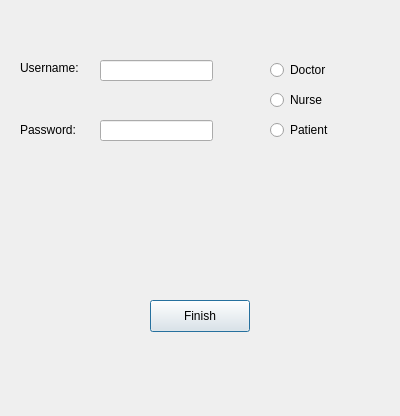
The window that hospital/register.ui (mohammedyassin11/Healthcare-system) describes before a commit, drawn with Qt 5.
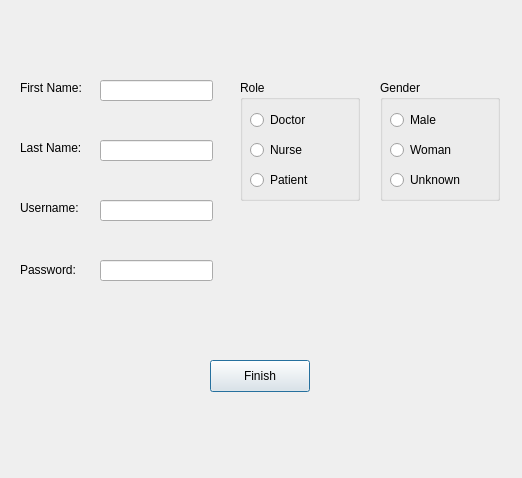
The same window after the commit.

What changed in the file:
```diff
--- a/hospital/register.ui
+++ b/hospital/register.ui
@@ -6,8 +6,8 @@
    <rect>
     <x>0</x>
     <y>0</y>
-    <width>400</width>
-    <height>416</height>
+    <width>522</width>
+    <height>478</height>
    </rect>
   </property>
   <property name="windowTitle">
@@ -17,7 +17,7 @@
    <property name="geometry">
     <rect>
      <x>100</x>
-     <y>60</y>
+     <y>200</y>
      <width>113</width>
      <height>21</height>
     </rect>
@@ -27,17 +27,20 @@
    <property name="geometry">
     <rect>
      <x>100</x>
-     <y>120</y>
+     <y>260</y>
      <width>113</width>
      <height>21</height>
     </rect>
    </property>
+   <property name="echoMode">
+    <enum>QLineEdit::Password</enum>
+   </property>
   </widget>
   <widget class="QLabel" name="UsernameLabelRegister">
    <property name="geometry">
     <rect>
      <x>20</x>
-     <y>60</y>
+     <y>200</y>
      <width>71</width>
      <height>16</height>
     </rect>
@@ -50,7 +53,7 @@
    <property name="geometry">
     <rect>
      <x>20</x>
-     <y>120</y>
+     <y>260</y>
      <width>61</width>
      <height>20</height>
     </rect>
@@ -59,50 +62,11 @@
     <string>Password:</string>
    </property>
   </widget>
-  <widget class="QRadioButton" name="DocRadButt">
-   <property name="geometry">
-    <rect>
-     <x>270</x>
-     <y>60</y>
-     <width>99</width>
-     <height>20</height>
-    </rect>
-   </property>
-   <property name="text">
-    <string>Doctor</string>
-   </property>
-  </widget>
-  <widget class="QRadioButton" name="NurRadButt">
-   <property name="geometry">
-    <rect>
-     <x>270</x>
-     <y>90</y>
-     <width>99</width>
-     <height>20</height>
-    </rect>
-   </property>
-   <property name="text">
-    <string>Nurse</string>
-   </property>
-  </widget>
-  <widget class="QRadioButton" name="PatiRadButt">
-   <property name="geometry">
-    <rect>
-     <x>270</x>
-     <y>120</y>
-     <width>99</width>
-     <height>20</height>
-    </rect>
-   </property>
-   <property name="text">
-    <string>Patient</string>
-   </property>
-  </widget>
   <widget class="QPushButton" name="FinishRegister">
    <property name="geometry">
     <rect>
-     <x>150</x>
-     <y>300</y>
+     <x>210</x>
+     <y>360</y>
      <width>100</width>
      <height>32</height>
     </rect>
@@ -111,6 +75,156 @@
     <string>Finish</string>
    </property>
   </widget>
+  <widget class="QLineEdit" name="UsernameInputRegister_2">
+   <property name="geometry">
+    <rect>
+     <x>100</x>
+     <y>140</y>
+     <width>113</width>
+     <height>21</height>
+    </rect>
+   </property>
+  </widget>
+  <widget class="QLineEdit" name="UsernameInputRegister_3">
+   <property name="geometry">
+    <rect>
+     <x>100</x>
+     <y>80</y>
+     <width>113</width>
+     <height>21</height>
+    </rect>
+   </property>
+  </widget>
+  <widget class="QGroupBox" name="groupBox">
+   <property name="geometry">
+    <rect>
+     <x>240</x>
+     <y>80</y>
+     <width>120</width>
+     <height>121</height>
+    </rect>
+   </property>
+   <property name="title">
+    <string>Role</string>
+   </property>
+   <widget class="QRadioButton" name="PatiRadButt">
+    <property name="geometry">
+     <rect>
+      <x>10</x>
+      <y>90</y>
+      <width>99</width>
+      <height>20</height>
+     </rect>
+    </property>
+    <property name="text">
+     <string>Patient</string>
+    </property>
+   </widget>
+   <widget class="QRadioButton" name="DocRadButt">
+    <property name="geometry">
+     <rect>
+      <x>10</x>
+      <y>30</y>
+      <width>99</width>
+      <height>20</height>
+     </rect>
+    </property>
+    <property name="text">
+     <string>Doctor</string>
+    </property>
+   </widget>
+   <widget class="QRadioButton" name="NurRadButt">
+    <property name="geometry">
+     <rect>
+      <x>10</x>
+      <y>60</y>
+      <width>99</width>
+      <height>20</height>
+     </rect>
+    </property>
+    <property name="text">
+     <string>Nurse</string>
+    </property>
+   </widget>
+  </widget>
+  <widget class="QLabel" name="UsernameLabelRegister_2">
+   <property name="geometry">
+    <rect>
+     <x>20</x>
+     <y>140</y>
+     <width>71</width>
+     <height>16</height>
+    </rect>
+   </property>
+   <property name="text">
+    <string>Last Name:</string>
+   </property>
+  </widget>
+  <widget class="QLabel" name="UsernameLabelRegister_3">
+   <property name="geometry">
+    <rect>
+     <x>20</x>
+     <y>80</y>
+     <width>71</width>
+     <height>16</height>
+    </rect>
+   </property>
+   <property name="text">
+    <string>First Name:</string>
+   </property>
+  </widget>
+  <widget class="QGroupBox" name="groupBox_2">
+   <property name="geometry">
+    <rect>
+     <x>380</x>
+     <y>80</y>
+     <width>120</width>
+     <height>121</height>
+    </rect>
+   </property>
+   <property name="title">
+    <string>Gender</string>
+   </property>
+   <widget class="QRadioButton" name="radioButton">
+    <property name="geometry">
+     <rect>
+      <x>10</x>
+      <y>30</y>
+      <width>99</width>
+      <height>20</height>
+     </rect>
+    </property>
+    <property name="text">
+     <string>Male</string>
+    </property>
+   </widget>
+   <widget class="QRadioButton" name="radioButton_2">
+    <property name="geometry">
+     <rect>
+      <x>10</x>
+      <y>60</y>
+      <width>99</width>
+      <height>20</height>
+     </rect>
+    </property>
+    <property name="text">
+     <string>Woman</string>
+    </property>
+   </widget>
+   <widget class="QRadioButton" name="radioButton_3">
+    <property name="geometry">
+     <rect>
+      <x>10</x>
+      <y>90</y>
+      <width>99</width>
+      <height>20</height>
+     </rect>
+    </property>
+    <property name="text">
+     <string>Unknown</string>
+    </property>
+   </widget>
+  </widget>
  </widget>
  <resources/>
  <connections/>
```
